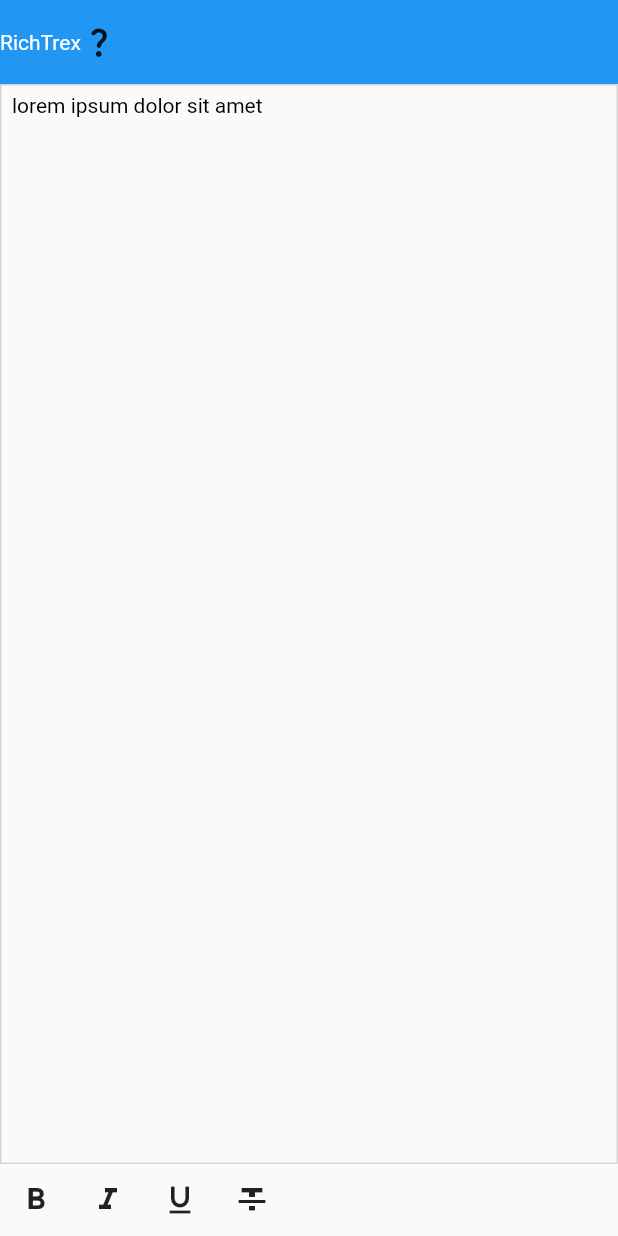
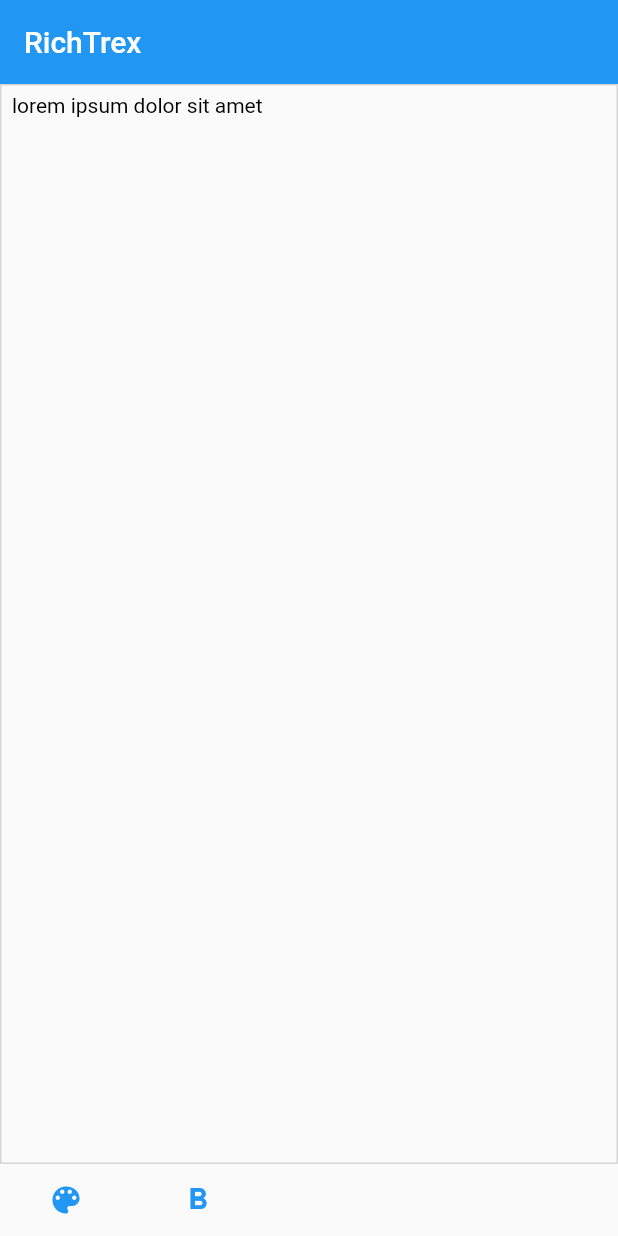
Before and after one commit to Nialixus/flutter-richtexteditor, a Flutter app: the screen it shows after launch, after a tap on the "format bold" icon, on a phone screen of 412 x 824 dp. Run offline on Flutter 3.47's test engine with Material 2 defaults, Android fonts, the phone set to English and light mode, and no system bars.

Commit message:
Start working on controller again

```diff
--- a/example/lib/main.dart
+++ b/example/lib/main.dart
@@ -15,6 +15,7 @@ class MyApp extends StatelessWidget {
   @override
   Widget build(BuildContext context) {
     return Scaffold(
+      appBar: AppBar(title: const Text("RichTrex"), elevation: 0.0),
       body: SafeArea(
         child: Column(
           children: [
--- a/lib/richtrex.dart
+++ b/lib/richtrex.dart
@@ -1,38 +1,39 @@
 library richtrex;
 
 import 'dart:developer';
-import 'dart:ui';
 import 'package:flutter/material.dart';
 
-import 'src/extension.dart';
-import 'src/format.dart';
-import 'src/richtrex_editor.dart';
-
-export 'richtrex.dart' show RichTrexToolbar, RichTrexController;
+export 'richtrex.dart'
+    hide
+        RichTextSelection,
+        RichTrexFormat,
+        RichTrexToolbar,
+        RichTrexEditor,
+        RichTrexController;
 
 part 'src/richtrex_controller.dart';
-part 'src/richtrex_notifier.dart';
 part 'src/richtrex_toolbar.dart';
+part 'src/richtrex_format.dart';
+part 'src/richtrex_editor.dart';
 
-class RichTrex {
-  static RichTrexController controller({String? text}) =>
-      RichTrexController(text: text);
+class RichTrex extends StatelessWidget {
+  const RichTrex.editor({Key? key, required this.controller})
+      : _id = 0,
+        super(key: key);
+  const RichTrex.toolbar({Key? key, required this.controller})
+      : _id = 1,
+        super(key: key);
 
-  static Widget editor({required RichTrexController controller}) =>
-      RichTrexEditor(controller: controller);
+  final int _id;
+  final RichTrexController controller;
 
-  static Widget toolbar({required RichTrexController controller}) => Row(
-        children: [
-          for (int x = 0; x < 4; x++)
-            IconButton(
-              onPressed: () {},
-              icon: Icon([
-                Icons.format_bold,
-                Icons.format_italic,
-                Icons.format_underline,
-                Icons.format_strikethrough
-              ][x]),
-            )
-        ],
-      );
+  @override
+  Widget build(BuildContext context) {
+    return [
+      RichTrexEditor(controller: controller),
+      RichTrexToolbar(controller: controller)
+    ][_id];
+  }
+
+  static TextSpan decode(String string) => RichTrexFormat._decode(string);
 }
--- a/lib/src/format.dart
+++ /dev/null
@@ -1,27 +0,0 @@
-class RichTextFormat {
-  final String code;
-  final String? value;
-
-  RichTextFormat.bold({this.value}) : code = "font-weight:${value ?? 6};";
-  RichTextFormat.color({this.value})
-      : code = "font-color:${value ?? 0xff000000};";
-}
-
-class RichTextFormatCodes {
-  static const String bold = "font-weight:6;";
-  static const String color = "font-color:0xff000000;";
-
-  static const List<String> list = [bold, color];
-}
-
-class RichTextSelection {
-  final int start, end;
-  final String text;
-  const RichTextSelection(
-      {required this.start, required this.end, required this.text});
-
-  @override
-  String toString() {
-    return "RichTextSelection(start: $start, end: $end, text: $text)";
-  }
-}
--- a/lib/src/richtrex_controller.dart
+++ b/lib/src/richtrex_controller.dart
@@ -3,18 +3,9 @@ part of '/richtrex.dart';
 class RichTrexController extends TextEditingController {
   RichTrexController({super.text});
 
-  //final RichTrexNotifier _notifier = RichTrexNotifier();
-
-  List<LineMetrics> metrics = [];
-
-  void updateMetrics(List<LineMetrics> metrics) {
-    this.metrics = metrics;
-    notifyListeners();
-  }
-
-  void onTap({required RichTextFormat format}) {
-    log('selection: $selection\nvalue: ${value.selection}\n${super.selection}'); /*
-    if (!super.selection.isCollapsed) {
+  void onTap({required RichTrexFormat format}) {
+    log('selection: $selection\nvalue: ${value.selection}\n${super.selection}');
+    if (!selection.isCollapsed) {
       int start = selection.baseOffset;
       int end = selection.extentOffset;
 
@@ -36,19 +27,14 @@ class RichTrexController extends TextEditingController {
 
       }*/
 
-      for (int x = 0; x < codeSelection.length; x++) {}
+      log("length : [${RichTrexFormat._decode(text).toPlainText().length},${text.length}]; start : [${selection.start},$start]; end : [${selection.end},$end]; text: [${RichTrexFormat._decode(text).toPlainText().substring(selection.start, selection.end)},${text.substring(start, end)}]");
 
-      log("length : [${text.span.toPlainText().length},${text.length}]; start : [${selection.start},$start]; end : [${selection.end},$end]; text: [${text.span.toPlainText().substring(selection.start, selection.end)},${text.substring(start, end)}]");
-
-      /* final String newText = text.replaceRange(
-          textSelection.baseOffset,
-          textSelection.extentOffset,
-          """<style="${format.code}">${text.substring(textSelection.baseOffset, textSelection.extentOffset)}</style>""");
+      final String newText = text.replaceRange(start, end,
+          """<style="${format.code}">${text.substring(start, end)}</style>""");
 
       text = newText;
-      notifyListeners();*/
+      notifyListeners();
     }
-*/
   }
 
   @override
@@ -56,6 +42,6 @@ class RichTrexController extends TextEditingController {
       {required BuildContext context,
       TextStyle? style,
       required bool withComposing}) {
-    return text.span;
+    return RichTrexFormat._decode(text);
   }
 }
--- a/lib/src/richtrex_editor.dart
+++ b/lib/src/richtrex_editor.dart
@@ -1,12 +1,4 @@
-import 'dart:ui';
-
-import 'package:flutter/material.dart';
-import 'package:richtrex/src/widgetsize.dart';
-import 'extension.dart';
-
-import '../richtrex.dart';
-
-export 'richtrex_editor.dart' hide RichTrexEditor;
+part of '/richtrex.dart';
 
 class RichTrexEditor extends StatefulWidget {
   const RichTrexEditor({Key? key, required this.controller}) : super(key: key);
@@ -17,49 +9,20 @@ class RichTrexEditor extends StatefulWidget {
 }
 
 class _RichTrexEditorState extends State<RichTrexEditor> {
-  double dy = 0;
-  List<LineMetrics> metrics = [];
-
-  void setMetrics({required TextPainter painter}) {
-    print(painter.width);
-    setState(() => metrics = painter.computeLineMetrics());
-  }
-
   @override
   void initState() {
     widget.controller.addListener(() => setState(() => widget.controller));
     super.initState();
   }
 
-  ScrollController scroll = ScrollController();
-
   @override
   Widget build(BuildContext context) {
-    return Column(
-      children: [
-        Container(
-          height: kToolbarHeight,
-          color: Colors.blue,
-          child: Row(
-            children: [
-              Text(
-                'RichTrex',
-                style: TextStyle(
-                  color: Colors.white,
-                ),
-              ),
-              Icon(Icons.question_mark_rounded)
-            ],
-          ),
-        ),
-        Expanded(
-          child: Scrollbar(
+    return Scrollbar(
       child: DecoratedBox(
         decoration: BoxDecoration(
-                  border: Border.all(width: 1, color: Color(0xffD5D5D5))),
+            border: Border.all(width: 1, color: const Color(0xffD5D5D5))),
         child: TextField(
           maxLines: null,
-                scrollController: scroll,
           controller: widget.controller,
           style: const TextStyle(height: 1.75, fontSize: 14),
           textAlignVertical: TextAlignVertical.center,
@@ -72,9 +35,6 @@ class _RichTrexEditorState extends State<RichTrexEditor> {
           ),
         ),
       ),
-          ),
-        ),
-      ],
     );
   }
 }
--- /dev/null
+++ b/lib/src/richtrex_format.dart
@@ -0,0 +1,73 @@
+part of '/richtrex.dart';
+
+class RichTrexFormat {
+  final String code;
+  final String? value;
+
+  RichTrexFormat.bold({this.value}) : code = "font-weight:${value ?? 6};";
+  RichTrexFormat.color({this.value})
+      : code = "font-color:${value ?? 0xff000000};";
+
+  /// Splitting [String] into [List] of String.
+  static List<String> _split(String string) {
+    List<String> newlist = string.split(RegExp(r'<style=|</style>'));
+    return newlist;
+  }
+
+  /// Decode [Color] from [String].
+  static Color? _color(String string) {
+    try {
+      RegExp regex = RegExp(r'(?<=font-color:).*?(?=;)');
+      String color = regex.stringMatch(string)!;
+      return Color(int.parse(color));
+    } catch (e) {
+      return null;
+    }
+  }
+
+  /// Decode [FontWeight] from [String].
+  static FontWeight? _fontWeight(String string) {
+    try {
+      RegExp regex = RegExp(r'(?<=font-weight:).');
+      String weight = regex.stringMatch(string)!;
+      return FontWeight.values[int.parse(weight)];
+    } catch (e) {
+      return null;
+    }
+  }
+
+  /// Cleaning [String] from [RichTextFormat].
+  static String _text(String string) {
+    try {
+      return string.replaceAll(RegExp(r'".*">'), "");
+    } catch (e) {
+      return string;
+    }
+  }
+
+  /// Wrapping every parameter into [InlineSpan].
+  static InlineSpan _span(String string) {
+    return TextSpan(
+        text: _text(string),
+        style:
+            TextStyle(color: _color(string), fontWeight: _fontWeight(string)));
+  }
+
+  /// Decode [String] to [TextSpan].
+  static TextSpan _decode(String string) => TextSpan(
+      children: List.generate(
+          _split(string).length, (index) => _span(_split(string)[index])),
+      style: const TextStyle(color: Colors.black));
+}
+
+class RichTextSelection {
+  final int start, end;
+  final String text;
+  const RichTextSelection(
+      {required this.start, required this.end, required this.text});
+
+  @override
+  String toString() {
+    return "RichTextSelection(start: $start, end: $end, text: $text)";
+  }
+}
--- a/lib/src/richtrex_notifier.dart
+++ b/lib/src/richtrex_notifier.dart
@@ -1,4 +1,4 @@
-part of '/richtrex.dart';
+/*
 
 class RichTrexNotifier extends ChangeNotifier {
   RichTrexNotifier({this.text = ""});
@@ -54,3 +54,4 @@ class RichTrexNotifier extends ChangeNotifier {
     notifyListeners();
   }
 }
+*/
--- a/lib/src/richtrex_toolbar.dart
+++ b/lib/src/richtrex_toolbar.dart
@@ -13,8 +13,8 @@ class RichTrexToolbar extends StatelessWidget {
             onPressed: () {
               controller.onTap(
                   format: [
-                RichTextFormat.color(value: "0xff345aaa"),
-                RichTextFormat.bold()
+                RichTrexFormat.color(value: "0xff345aaa"),
+                RichTrexFormat.bold()
               ][x]);
             },
             child: Icon(
--- a/lib/src/span.dart
+++ /dev/null
@@ -1,56 +0,0 @@
-import 'package:flutter/material.dart';
-import 'format.dart';
-
-export 'span.dart' hide RichTextSpan;
-
-class RichTextSpan {
-  /// Splitting [String] into [List] of String.
-  List<String> split(String string) {
-    List<String> newlist = string.split(RegExp(r'<style=|</style>'));
-    return newlist;
-  }
-
-  /// Decode [Color] from [String].
-  Color? color(String string) {
-    try {
-      RegExp regex = RegExp(r'(?<=font-color:).*?(?=;)');
-      String color = regex.stringMatch(string)!;
-      return Color(int.parse(color));
-    } catch (e) {
-      return null;
-    }
-  }
-
-  /// Decode [FontWeight] from [String].
-  FontWeight? fontWeight(String string) {
-    try {
-      RegExp regex = RegExp(r'(?<=font-weight:).');
-      String weight = regex.stringMatch(string)!;
-      return FontWeight.values[int.parse(weight)];
-    } catch (e) {
-      return null;
-    }
-  }
-
-  /// Cleaning [String] from [RichTextFormat].
-  String cleanText(String string) {
-    try {
-      return string.replaceAll(RegExp(r'".*">'), "");
-    } catch (e) {
-      return string;
-    }
-  }
-
-  /// Wrapping every parameter into [InlineSpan].
-  InlineSpan span(String string) {
-    return TextSpan(
-        text: cleanText(string),
-        style: TextStyle(color: color(string), fontWeight: fontWeight(string)));
-  }
-
-  /// Encode [String] to [TextSpan].
-  TextSpan toSpan(String string) => TextSpan(
-      children: List.generate(
-          split(string).length, (index) => span(split(string)[index])),
-      style: const TextStyle(color: Colors.black));
-}
--- a/pubspec.yaml
+++ b/pubspec.yaml
@@ -1,5 +1,5 @@
 name: richtrex
-description: Rich Text Regular Expression : A flutter WYSIWYG rich text editor with no HTML but RegEx.
+description: Rich Text Regular Expression, A flutter WYSIWYG rich text editor with no HTML but RegEx.
 version: 1.0.0
 homepage: https://github.com/Nialixus/richtrex
 
```
Also changed, not shown: lib/src/extension.dart (deleted, +0 -41 lines). Lines whose indentation alone changed are shown as unchanged.
